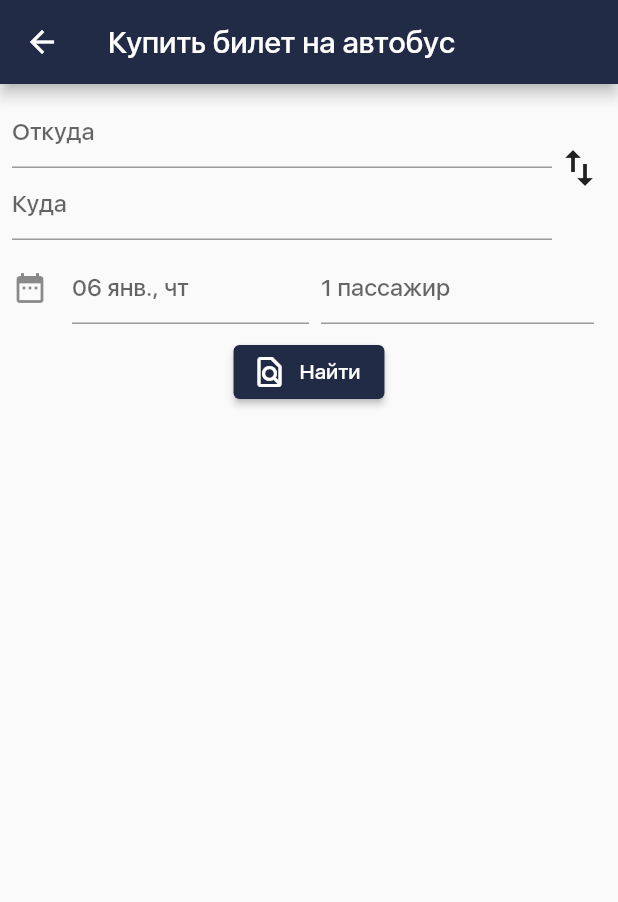
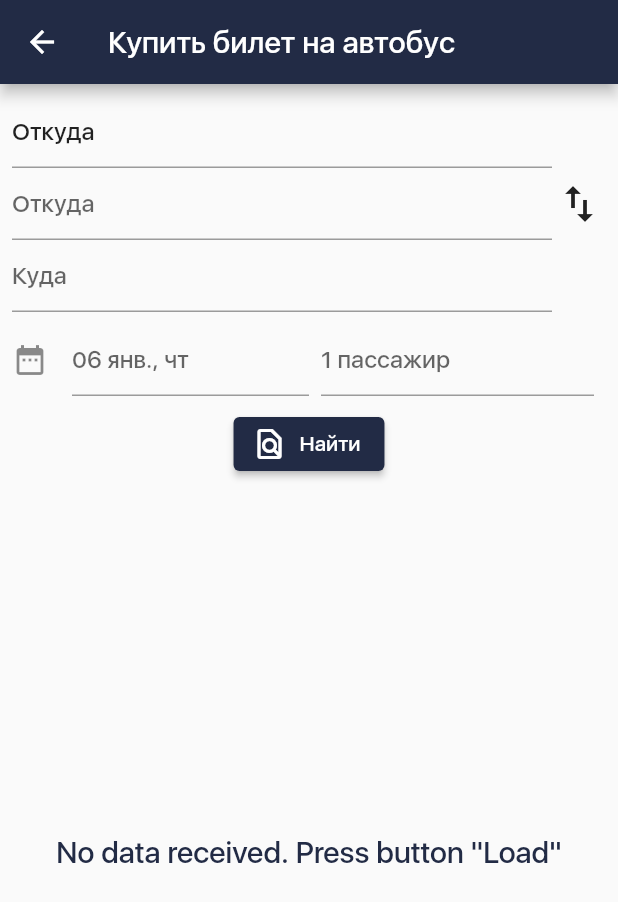
Before and after one commit to efremovich/cargo, a Flutter app: the MySearchingWidget screen opened by its route, on a phone screen of 412 x 824 dp. Shown: the top 902 px of the screen. Run offline on Flutter 3.47's test engine with Material 2 defaults, Android fonts, the phone set to English and light mode, and no system bars; our stand-ins replace bloc, flutter_bloc, flutter_svg, freezed_annotation; project files that could hold a hidden picture were left out.

Commit message:
Усвоен блок с его управлением состояниями

```diff
--- a/analysis_options.yaml
+++ b/analysis_options.yaml
@@ -8,6 +8,12 @@
 # The following line activates a set of recommended lints for Flutter apps,
 # packages, and plugins designed to encourage good coding practices.
 include: package:flutter_lints/flutter.yaml
+analyzer:
+  exclude:
+    - "**/*.g.dart"
+    - "**/*.freezed.dart"
+  errors:
+    invalid_annotation_target: ignore
 
 linter:
   # The lint rules applied to this project can be customized in the
--- /dev/null
+++ b/lib/src/bloc/sity_event.dart
@@ -0,0 +1,7 @@
+part of 'sity_bloc.dart';
+
+@freezed
+class SityEvent with _$SityEvent {
+  const factory SityEvent.started() = _Started;
+  const factory SityEvent.loaded() = _Loaded;
+}
--- /dev/null
+++ b/lib/src/bloc/sity_state.dart
@@ -0,0 +1,9 @@
+part of 'sity_bloc.dart';
+
+@freezed
+class SityState with _$SityState {
+  const factory SityState.initial() = _Initial;
+  const factory SityState.getSiteis() = _GetSiteis;
+  const factory SityState.errorState() = _errorState;
+  factory SityState.loadedSities(List<Sity> loadedSities) = _LoadedSities;
+}
--- /dev/null
+++ b/lib/src/models/sity/sity.dart
@@ -0,0 +1,21 @@
+import 'package:freezed_annotation/freezed_annotation.dart';
+
+part 'sity.freezed.dart';
+part 'sity.g.dart';
+
+@freezed
+class Sity with _$Sity {
+  const Sity._();
+  const factory Sity({
+    required String name,
+    required String uuid,
+    String? longitude,
+    String? langitude,
+  }) = _Sity;
+
+  factory Sity.fromJson(Map<String, dynamic> json) => _$SityFromJson(json);
+
+  String infoSity() {
+    return "My Sity us $name and uuid is $uuid";
+  }
+}
--- a/lib/src/sample_feature/sample_item.dart
+++ /dev/null
@@ -1,6 +0,0 @@
-/// A placeholder class that represents an entity or model.
-class SampleItem {
-  const SampleItem(this.id);
-
-  final int id;
-}
--- a/lib/src/serching/seraching_widget.dart
+++ b/lib/src/serching/seraching_widget.dart
@@ -1,24 +1,30 @@
-import 'package:cargo/src/serching/components/date_picker_widget.dart';
+import 'package:cargo/src/bloc/sity_bloc.dart';
+import 'package:cargo/src/serching/widgets/date_picker_widget.dart';
+import 'package:cargo/src/serching/widgets/select_sity_widget.dart';
+import 'package:cargo/src/serching/widgets/sity_list.dart';
+import 'package:cargo/src/services/sity_repository.dart';
 import 'package:flutter/material.dart';
+import 'package:flutter_bloc/flutter_bloc.dart';
 
 class MySearchingWidget extends StatefulWidget {
   const MySearchingWidget({
     Key? key,
   }) : super(key: key);
   static const routeName = '/searchingTikets';
-
   @override
   _MySearchingWidgetState createState() => _MySearchingWidgetState();
 }
 
 class _MySearchingWidgetState extends State<MySearchingWidget> {
   DateTime selectedDate = DateTime.now();
-
+  final sitiesRepository = SityRepository();
   final String from = "Откуда";
   final String where = "Куда";
   @override
   Widget build(BuildContext context) {
-    return Scaffold(
+    return BlocProvider<SityBloc>(
+      create: (context) => SityBloc(sitiesRepository),
+      child: Scaffold(
         appBar: AppBar(
           title: const Text("Купить билет на автобус"),
         ),
@@ -30,6 +36,7 @@ class _MySearchingWidgetState extends State<MySearchingWidget> {
                 Expanded(
                   child: Column(
                     children: [
+                      AutocompleteBasicUserExample(hintText: from),
                       SelectCityWidget(hintText: from),
                       SelectCityWidget(hintText: where),
                     ],
@@ -60,30 +67,28 @@ class _MySearchingWidgetState extends State<MySearchingWidget> {
                 )),
               ],
             ),
-          ElevatedButton.icon(
-              onPressed: () {},
-              icon: const Icon(Icons.find_in_page_outlined),
-              label: const Text("Найти"))
+            FindButton(),
+            Expanded(child: SityList()),
           ]),
+        ),
       ),
     );
   }
 }
 
-class SelectCityWidget extends StatelessWidget {
-  const SelectCityWidget({
+class FindButton extends StatelessWidget {
+  const FindButton({
     Key? key,
-    required this.hintText,
   }) : super(key: key);
-
-  final String hintText;
 
   @override
   Widget build(BuildContext context) {
-    return TextField(
-      decoration: InputDecoration(
-        hintText: hintText,
-      ),
-    );
+    final SityBloc sityBloc = context.read<SityBloc>();
+    return ElevatedButton.icon(
+        onPressed: () {
+          sityBloc.add(const SityEvent.started());
+        },
+        icon: const Icon(Icons.find_in_page_outlined),
+        label: const Text("Найти"));
   }
 }
--- /dev/null
+++ b/lib/src/serching/widgets/select_sity_widget.dart
@@ -0,0 +1,84 @@
+import 'package:flutter/material.dart';
+
+class SelectCityWidget extends StatelessWidget {
+  const SelectCityWidget({
+    Key? key,
+    required this.hintText,
+  }) : super(key: key);
+
+  final String hintText;
+
+  @override
+  Widget build(BuildContext context) {
+    return TextField(
+      decoration: InputDecoration(
+        hintText: hintText,
+      ),
+    );
+  }
+}
+
+@immutable
+class User {
+  const User({
+    required this.email,
+    required this.name,
+  });
+
+  final String email;
+  final String name;
+
+  @override
+  String toString() {
+    return '$name, $email';
+  }
+
+  @override
+  bool operator ==(Object other) {
+    if (other.runtimeType != runtimeType) {
+      return false;
+    }
+    return other is User && other.name == name && other.email == email;
+  }
+
+  @override
+  int get hashCode => hashValues(email, name);
+}
+
+class AutocompleteBasicUserExample extends StatelessWidget {
+  const AutocompleteBasicUserExample({Key? key, required this.hintText})
+      : super(key: key);
+
+  final String hintText;
+
+  static const List<User> _userOptions = <User>[
+    User(name: 'Alice', email: 'alice@example.com'),
+    User(name: 'Bob', email: 'bob@example.com'),
+    User(name: 'Charlie', email: 'charlie123@gmail.com'),
+  ];
+
+  static String _displayStringForOption(User option) => option.name;
+
+  @override
+  Widget build(BuildContext context) {
+    return Autocomplete<User>(
+      initialValue: TextEditingValue(
+        text: hintText,
+      ),
+      displayStringForOption: _displayStringForOption,
+      optionsBuilder: (TextEditingValue textEditingValue) {
+        // if (textEditingValue.text == '') {
+        //   return this.hintText;
+        // }
+        return _userOptions.where((User option) {
+          return option
+              .toString()
+              .contains(textEditingValue.text.toLowerCase());
+        });
+      },
+      onSelected: (User selection) {
+        debugPrint('You just selected ${_displayStringForOption(selection)}');
+      },
+    );
+  }
+}
--- /dev/null
+++ b/lib/src/serching/widgets/sity_list.dart
@@ -0,0 +1,74 @@
+import 'package:cargo/src/bloc/sity_bloc.dart';
+import 'package:flutter/material.dart';
+import 'package:flutter_bloc/flutter_bloc.dart';
+
+class SityList extends StatelessWidget {
+  const SityList({Key? key}) : super(key: key);
+
+  @override
+  Widget build(BuildContext context) {
+    return BlocBuilder<SityBloc, SityState>(
+      builder: (context, state) {
+        Widget nextWidget;
+        nextWidget = Center(
+          child: Text(
+            'No data received. Press button "Load"',
+            style: const TextStyle(fontSize: 20.0),
+          ),
+        );
+        state.when(
+          initial: () {},
+          getSiteis: () {
+            nextWidget = const Center(child: CircularProgressIndicator());
+          },
+          errorState: () {
+            nextWidget = const Center(
+              child: const Text(
+                'Что то пошло не так, ошибка',
+                style: TextStyle(fontSize: 20.0),
+              ),
+            );
+          },
+          loadedSities: (loadedSities) {
+            nextWidget = ListView.builder(
+                itemCount: loadedSities.length,
+                itemBuilder: (context, index) => Container(
+                      color: index % 2 == 0 ? Colors.white : Colors.blue[50],
+                      child: ListTile(
+                        leading: Text(
+                          'ID: ${loadedSities[index].uuid}',
+                          style: const TextStyle(fontWeight: FontWeight.bold),
+                        ),
+                        title: Column(
+                          children: <Widget>[
+                            Text(
+                              '${loadedSities[index].name}',
+                              style:
+                                  const TextStyle(fontWeight: FontWeight.bold),
+                            ),
+                            Column(
+                              crossAxisAlignment: CrossAxisAlignment.center,
+                              children: <Widget>[
+                                Text(
+                                  'Email: ${loadedSities[index].langitude}',
+                                  style: const TextStyle(
+                                      fontStyle: FontStyle.italic),
+                                ),
+                                Text(
+                                  'Phone: ${loadedSities[index].longitude}',
+                                  style: const TextStyle(
+                                      fontStyle: FontStyle.italic),
+                                ),
+                              ],
+                            ),
+                          ],
+                        ),
+                      ),
+                    ));
+          },
+        );
+        return nextWidget;
+      },
+    );
+  }
+}
--- /dev/null
+++ b/lib/src/services/sity_repository.dart
@@ -0,0 +1,7 @@
+import 'package:cargo/src/models/sity/sity.dart';
+import 'package:cargo/src/services/sity_api_provider.dart';
+
+class SityRepository {
+  SityProvider _sityProvider = SityProvider();
+  Future<List<Sity>> getAllSities() => _sityProvider.getSity();
+}
```
Also changed, not shown: lib/src/app.dart (+5 -14 lines), lib/src/bloc/sity_bloc.dart (added, +25 -0 lines), lib/src/models/location/location.dart (added, +15 -0 lines), lib/src/sample_feature/sample_item_details_view.dart (deleted, +0 -20 lines), lib/src/sample_feature/sample_item_list_view.dart (deleted, +0 -70 lines), lib/src/services/sity_api_provider.dart (added, +23 -0 lines), pubspec.yaml (+8 -0 lines), lib/src/bloc/sity_bloc.freezed.dart (added), lib/src/models/location/location.freezed.dart (added), lib/src/models/location/location.g.dart (added), lib/src/models/sity/sity.freezed.dart (added), lib/src/models/sity/sity.g.dart (added), lib/src/serching/widgets/date_picker_widget.dart (renamed from lib/src/serching/components/date_picker_widget.dart), pubspec.lock. Lines whose indentation alone changed are shown as unchanged.
